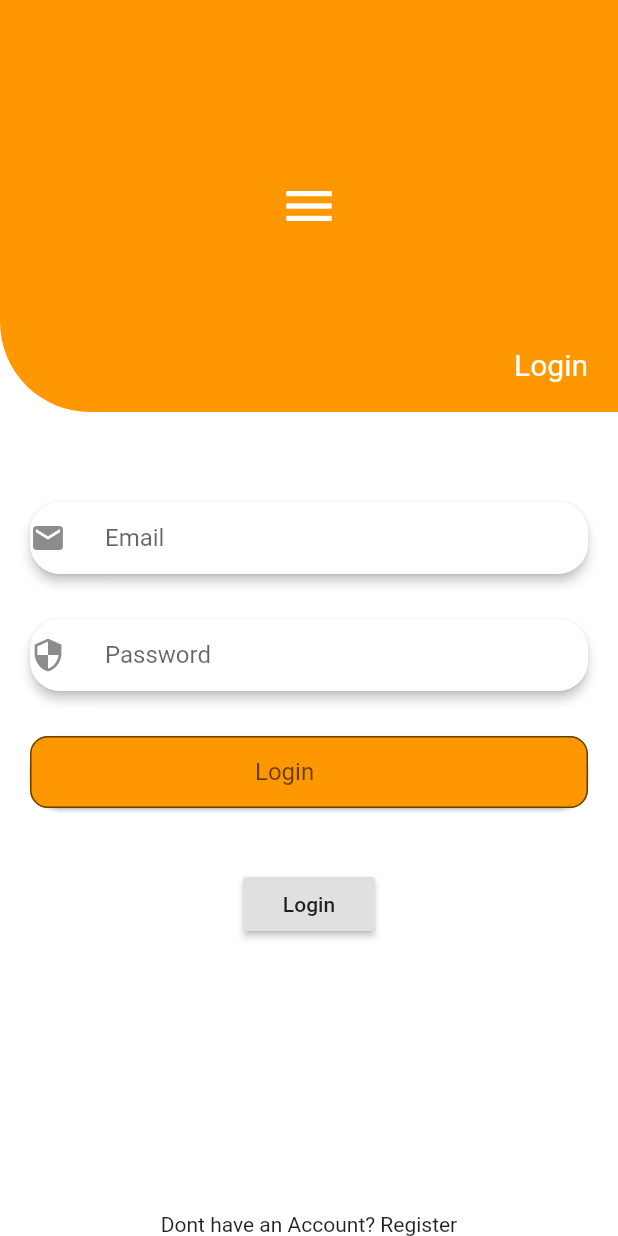
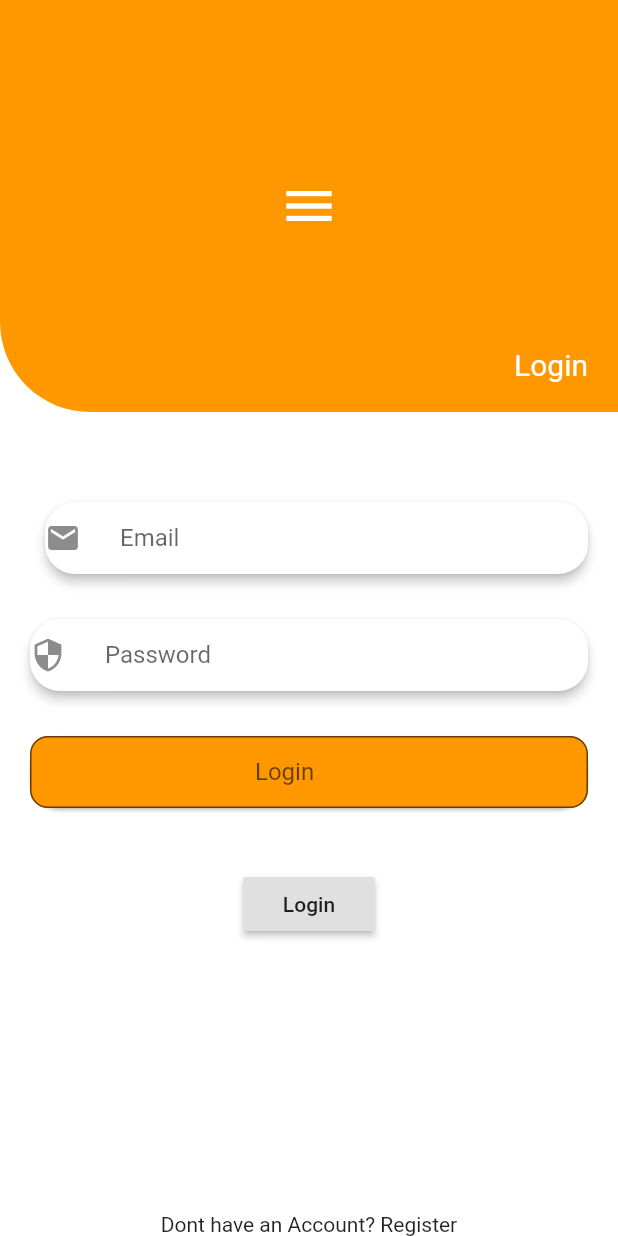
Before and after one commit to venkateshavenki/demo, a Flutter app: the screen it shows after launch, on a phone screen of 412 x 824 dp. Run offline on Flutter 3.47's test engine with Material 2 defaults, Android fonts, the phone set to English and light mode, and no system bars.

Commit message:
left 20 to 30

```diff
--- a/lib/home_page.dart
+++ b/lib/home_page.dart
@@ -36,7 +36,7 @@ class HomePage extends StatelessWidget {
         crossAxisAlignment: CrossAxisAlignment.center,
         children: <Widget>[
           Card(
-            margin:EdgeInsets.only(top: 20,left: 20,right: 20,bottom: 10),
+            margin:EdgeInsets.only(top: 20,left: 30,right: 20,bottom: 10),
             elevation: 3,
             shape: RoundedRectangleBorder(
               borderRadius: BorderRadius.circular(20),
```
